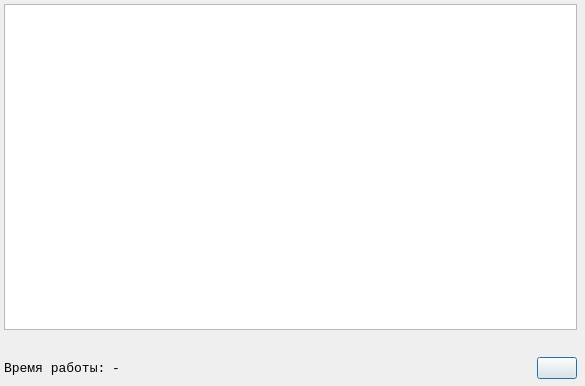
Old version of the form statistics.ui in the repository FeZar97/Investigator.
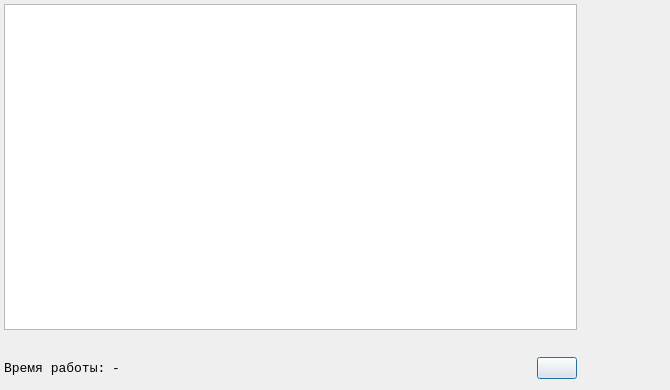
New version of the form. Icons and pictures are not drawn.

```diff
--- a/statistics.ui
+++ b/statistics.ui
@@ -6,8 +6,8 @@
    <rect>
     <x>0</x>
     <y>0</y>
-    <width>585</width>
-    <height>386</height>
+    <width>670</width>
+    <height>390</height>
    </rect>
   </property>
   <property name="sizePolicy">
@@ -18,8 +18,14 @@
   </property>
   <property name="minimumSize">
    <size>
-    <width>0</width>
-    <height>0</height>
+    <width>670</width>
+    <height>390</height>
+   </size>
+  </property>
+  <property name="maximumSize">
+   <size>
+    <width>670</width>
+    <height>390</height>
    </size>
   </property>
   <property name="windowTitle">
```
